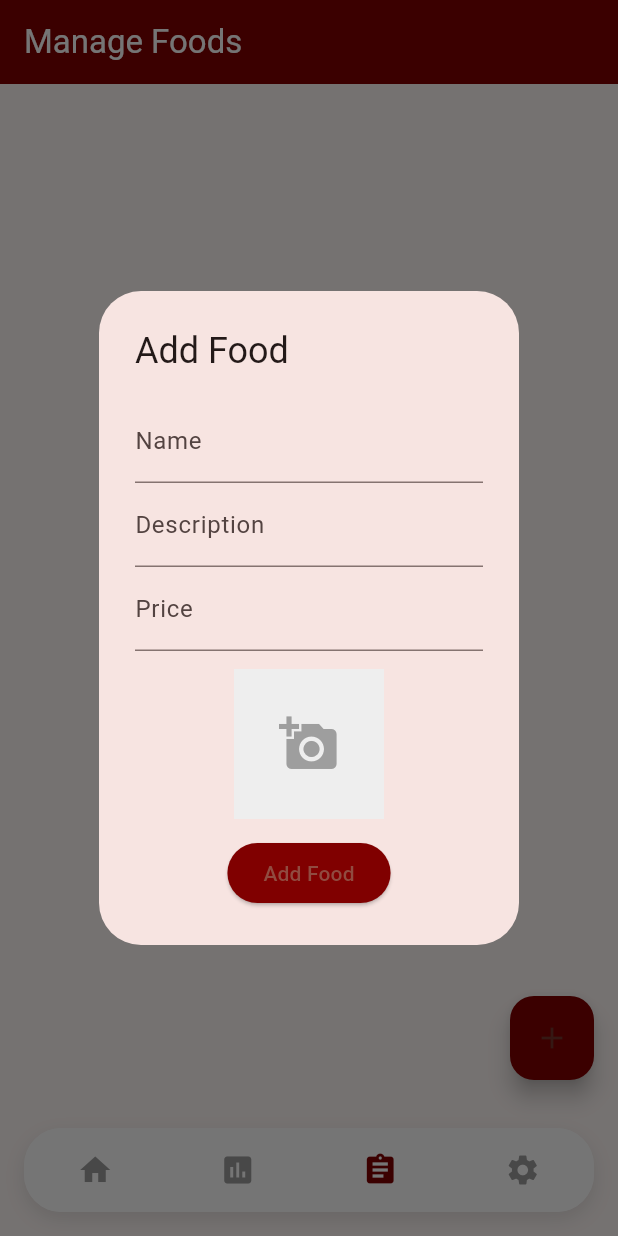
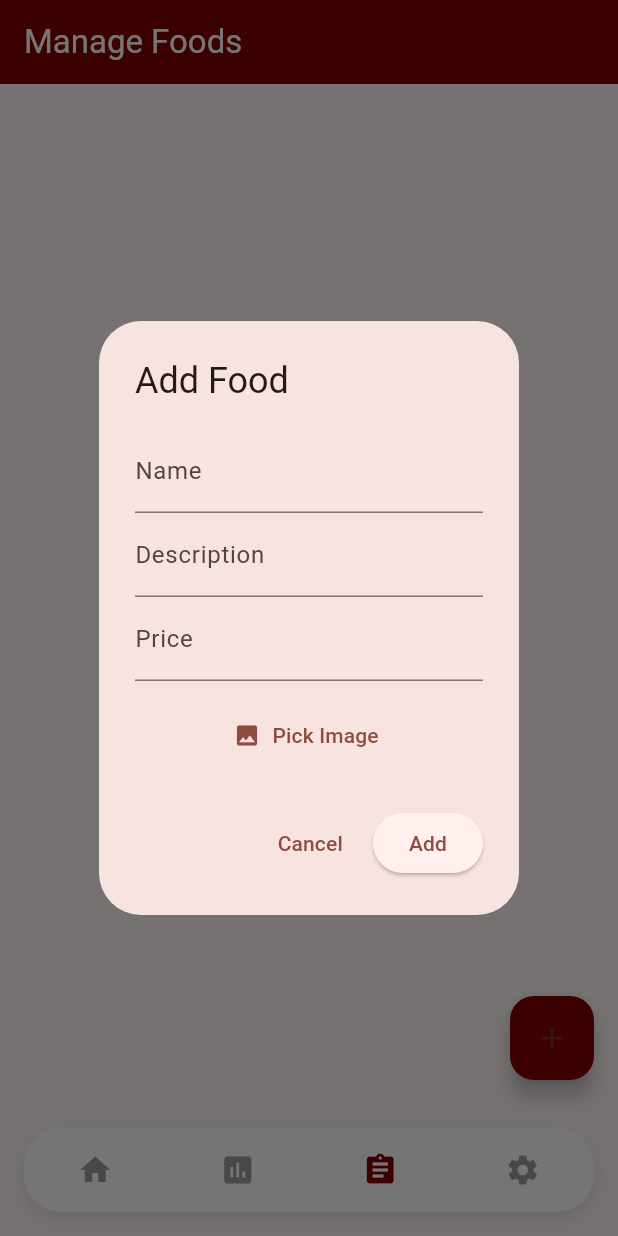
Before and after one commit to smartinbooox/food_app, a Flutter app: the AdminMainScreen screen opened directly, item 3 of the bottom bar chosen, after a tap on the "add" icon, on a phone screen of 412 x 824 dp. Run offline on Flutter 3.47's test engine with Material 3 defaults, Android fonts, the phone set to English and light mode, and no system bars; our stand-ins replace fl_chart, image_picker, supabase_flutter; accounts and stored records are empty.

Commit message:
15%-- Fixing Admin CRUD

```diff
--- a/lib/screens/admin/admin_main_screen.dart
+++ b/lib/screens/admin/admin_main_screen.dart
@@ -13,74 +13,6 @@ class AdminMainScreen extends StatefulWidget {
   State<AdminMainScreen> createState() => _AdminMainScreenState();
 }
 
-class _AdminMainScreenState extends State<AdminMainScreen> {
-  int _currentIndex = 0;
-
-  final List<Widget> _screens = [
-    const AdminDashboardScreen(),
-    const _ReportScreen(),
-    const _ManageScreen(),
-    const _SettingsScreen(),
-  ];
-
-  @override
-  Widget build(BuildContext context) {
-    return Scaffold(
-      body: _screens[_currentIndex],
-      bottomNavigationBar: Container(
-        margin: const EdgeInsets.all(16),
-        decoration: BoxDecoration(
-          color: Colors.white,
-          borderRadius: BorderRadius.circular(25),
-          boxShadow: [
-            BoxShadow(
-              color: Colors.black.withOpacity(0.1),
-              blurRadius: 10,
-              offset: const Offset(0, 5),
-            ),
-          ],
-        ),
-        child: ClipRRect(
-          borderRadius: BorderRadius.circular(25),
-          child: BottomNavigationBar(
-            currentIndex: _currentIndex,
-            onTap: (index) {
-              setState(() {
-                _currentIndex = index;
-              });
-            },
-            type: BottomNavigationBarType.fixed,
-            backgroundColor: Colors.white,
-            selectedItemColor: const Color(0xFF800000),
-            unselectedItemColor: Colors.grey,
-            selectedLabelStyle: const TextStyle(fontSize: 0),
-            unselectedLabelStyle: const TextStyle(fontSize: 0),
-            elevation: 0,
-            items: const [
-              BottomNavigationBarItem(
-                icon: Icon(Icons.home),
-                label: '',
-              ),
-              BottomNavigationBarItem(
-                icon: Icon(Icons.assessment),
-                label: '',
-              ),
-              BottomNavigationBarItem(
-                icon: Icon(Icons.assignment),
-                label: '',
-              ),
-              BottomNavigationBarItem(
-                icon: Icon(Icons.settings),
-                label: '',
-              ),
-            ],
-          ),
-        ),
-      ),
-    );
-  }
-}
-
 class _ManageScreen extends StatefulWidget {
   const _ManageScreen();
 
@@ -89,80 +21,28 @@ class _ManageScreen extends StatefulWidget {
 }
 
 class _ManageScreenState extends State<_ManageScreen> {
-  File? _selectedImage;
-  final _formKey = GlobalKey<FormState>();
+  // Controllers for dialog fields
   final TextEditingController _nameController = TextEditingController();
   final TextEditingController _descController = TextEditingController();
   final TextEditingController _priceController = TextEditingController();
+  XFile? _pickedImage;
   bool _isUploading = false;
 
-  Future<void> _pickImage() async {
-    final picker = ImagePicker();
-    final pickedFile = await picker.pickImage(source: ImageSource.gallery);
-    if (pickedFile != null) {
-      setState(() {
-        _selectedImage = File(pickedFile.path);
-      });
-    }
+  @override
+  void dispose() {
+    _nameController.dispose();
+    _descController.dispose();
+    _priceController.dispose();
+    super.dispose();
   }
 
-  Future<String?> _uploadImage(File image) async {
-    try {
-      final user = Supabase.instance.client.auth.currentUser;
-      if (user == null) throw Exception('Not authenticated');
-      final fileName =
-          'food_${DateTime.now().millisecondsSinceEpoch}_${path.basename(image.path)}';
-      // This will throw if it fails, or return a String (file path) if successful
-      await Supabase.instance.client.storage
-          .from('food-images')
-          .upload(fileName, image);
-      final publicUrl = Supabase.instance.client.storage
-          .from('food-images')
-          .getPublicUrl(fileName);
-      return publicUrl;
-    } catch (e) {
-      ScaffoldMessenger.of(context).showSnackBar(
-        SnackBar(content: Text('Image upload failed: \\${e.toString()}'), backgroundColor: Colors.red),
-      );
-      return null;
-    }
-  }
-
-  Future<void> _addFood() async {
-    if (!_formKey.currentState!.validate() || _selectedImage == null) {
-      ScaffoldMessenger.of(context).showSnackBar(
-        const SnackBar(content: Text('Please fill all fields and select an image'), backgroundColor: Colors.red),
-      );
-      return;
-    }
-    setState(() => _isUploading = true);
-    final imageUrl = await _uploadImage(_selectedImage!);
-    if (imageUrl == null) {
-      setState(() => _isUploading = false);
-      return;
-    }
-    final user = Supabase.instance.client.auth.currentUser;
-    final response = await Supabase.instance.client.from('foods').insert({
-      'name': _nameController.text.trim(),
-      'description': _descController.text.trim(),
-      'price': double.tryParse(_priceController.text.trim()) ?? 0.0,
-      'image_url': imageUrl,
-      'created_by': user?.id,
+  Future<void> _pickImage() async {
+    final ImagePicker picker = ImagePicker();
+    final XFile? image = await picker.pickImage(source: ImageSource.gallery);
+    if (image != null) {
+      setState(() {
+        _pickedImage = image;
       });
-    setState(() => _isUploading = false);
-    if (response.error != null) {
-      ScaffoldMessenger.of(context).showSnackBar(
-        SnackBar(content: Text('Failed to add food: \\${response.error!.message}'), backgroundColor: Colors.red),
-      );
-    } else {
-      Navigator.of(context).pop();
-      ScaffoldMessenger.of(context).showSnackBar(
-        const SnackBar(content: Text('Food added successfully!'), backgroundColor: Color(0xFF800000)),
-      );
-      _nameController.clear();
-      _descController.clear();
-      _priceController.clear();
-      setState(() => _selectedImage = null);
     }
   }
 
@@ -170,54 +50,79 @@ class _ManageScreenState extends State<_ManageScreen> {
     showDialog(
       context: context,
       builder: (context) {
+        return StatefulBuilder(
+          builder: (context, setState) {
             return AlertDialog(
               title: const Text('Add Food'),
               content: SingleChildScrollView(
-            child: Form(
-              key: _formKey,
                 child: Column(
                   mainAxisSize: MainAxisSize.min,
                   children: [
-                  TextFormField(
+                    TextField(
                       controller: _nameController,
                       decoration: const InputDecoration(labelText: 'Name'),
-                    validator: (v) => v == null || v.isEmpty ? 'Enter name' : null,
                     ),
-                  TextFormField(
+                    TextField(
                       controller: _descController,
                       decoration: const InputDecoration(labelText: 'Description'),
-                    validator: (v) => v == null || v.isEmpty ? 'Enter description' : null,
                     ),
-                  TextFormField(
+                    TextField(
                       controller: _priceController,
                       decoration: const InputDecoration(labelText: 'Price'),
                       keyboardType: TextInputType.numberWithOptions(decimal: true),
-                    validator: (v) => v == null || v.isEmpty ? 'Enter price' : null,
                     ),
                     const SizedBox(height: 12),
-                  GestureDetector(
-                    onTap: _pickImage,
-                    child: _selectedImage == null
-                        ? Container(
+                    _pickedImage == null
+                        ? TextButton.icon(
+                            onPressed: () async {
+                              await _pickImage();
+                              setState(() {});
+                            },
+                            icon: const Icon(Icons.image),
+                            label: const Text('Pick Image'),
+                          )
+                        : Column(
+                            children: [
+                              Image.file(
+                                File(_pickedImage!.path),
                                 height: 100,
-                            width: 100,
-                            color: Colors.grey[200],
-                            child: const Icon(Icons.add_a_photo, size: 40, color: Colors.grey),
-                          )
-                        : Image.file(_selectedImage!, height: 100, width: 100, fit: BoxFit.cover),
+                                fit: BoxFit.cover,
                               ),
-                  const SizedBox(height: 12),
-                  _isUploading
-                      ? const CircularProgressIndicator()
-                      : ElevatedButton(
-                          onPressed: _addFood,
-                          style: ElevatedButton.styleFrom(backgroundColor: const Color(0xFF800000)),
-                          child: const Text('Add Food'),
+                              TextButton(
+                                onPressed: () {
+                                  setState(() {
+                                    _pickedImage = null;
+                                  });
+                                },
+                                child: const Text('Remove Image'),
+                              ),
+                            ],
                           ),
                   ],
                 ),
               ),
+              actions: [
+                TextButton(
+                  onPressed: () {
+                    Navigator.of(context).pop();
+                  },
+                  child: const Text('Cancel'),
                 ),
+                ElevatedButton(
+                  onPressed: _isUploading ? null : () {
+                    // Upload logic will go here
+                  },
+                  child: _isUploading
+                      ? const SizedBox(
+                          width: 20,
+                          height: 20,
+                          child: CircularProgressIndicator(strokeWidth: 2),
+                        )
+                      : const Text('Add'),
+                ),
+              ],
+            );
+          },
         );
       },
     );
@@ -407,3 +312,72 @@ class _SettingsScreen extends StatelessWidget {
     );
   }
 }
+
+// Restore the _AdminMainScreenState class
+class _AdminMainScreenState extends State<AdminMainScreen> {
+  int _currentIndex = 0;
+
+  final List<Widget> _screens = [
+    const AdminDashboardScreen(),
+    const _ReportScreen(),
+    const _ManageScreen(), // Manage tab
+    const _SettingsScreen(),
+  ];
+
+  @override
+  Widget build(BuildContext context) {
+    return Scaffold(
+      body: _screens[_currentIndex],
+      bottomNavigationBar: Container(
+        margin: const EdgeInsets.all(16),
+        decoration: BoxDecoration(
+          color: Colors.white,
+          borderRadius: BorderRadius.circular(25),
+          boxShadow: [
+            BoxShadow(
+              color: Colors.black.withOpacity(0.1),
+              blurRadius: 10,
+              offset: const Offset(0, 5),
+            ),
+          ],
+        ),
+        child: ClipRRect(
+          borderRadius: BorderRadius.circular(25),
+          child: BottomNavigationBar(
+            currentIndex: _currentIndex,
+            onTap: (index) {
+              setState(() {
+                _currentIndex = index;
+              });
+            },
+            type: BottomNavigationBarType.fixed,
+            backgroundColor: Colors.white,
+            selectedItemColor: const Color(0xFF800000),
+            unselectedItemColor: Colors.grey,
+            selectedLabelStyle: const TextStyle(fontSize: 0),
+            unselectedLabelStyle: const TextStyle(fontSize: 0),
+            elevation: 0,
+            items: const [
+              BottomNavigationBarItem(
+                icon: Icon(Icons.home),
+                label: '',
+              ),
+              BottomNavigationBarItem(
+                icon: Icon(Icons.assessment),
+                label: '',
+              ),
+              BottomNavigationBarItem(
+                icon: Icon(Icons.assignment), // Clipboard icon for Manage
+                label: '',
+              ),
+              BottomNavigationBarItem(
+                icon: Icon(Icons.settings),
+                label: '',
+              ),
+            ],
+          ),
+        ),
+      ),
+    );
+  }
+}
--- a/pubspec.yaml
+++ b/pubspec.yaml
@@ -39,6 +39,7 @@ dependencies:
   fl_chart: ^0.69.0
   image_picker: ^1.1.2
   path: ^1.9.1
+  uuid: ^4.0.0
 
 dev_dependencies:
   flutter_test:
```
Also changed, not shown: lib/screens/auth/login_screen.dart (+24 -14 lines), lib/screens/auth/register_screen.dart (+25 -22 lines), pubspec.lock, 1 other file. Lines whose indentation alone changed are shown as unchanged.
